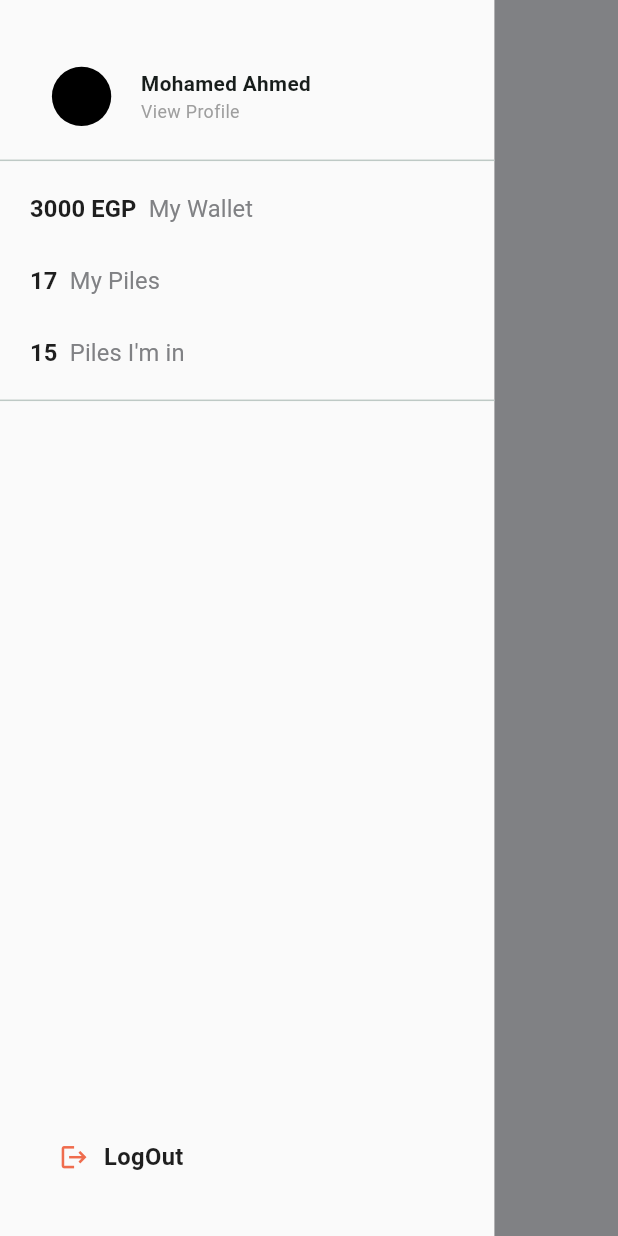
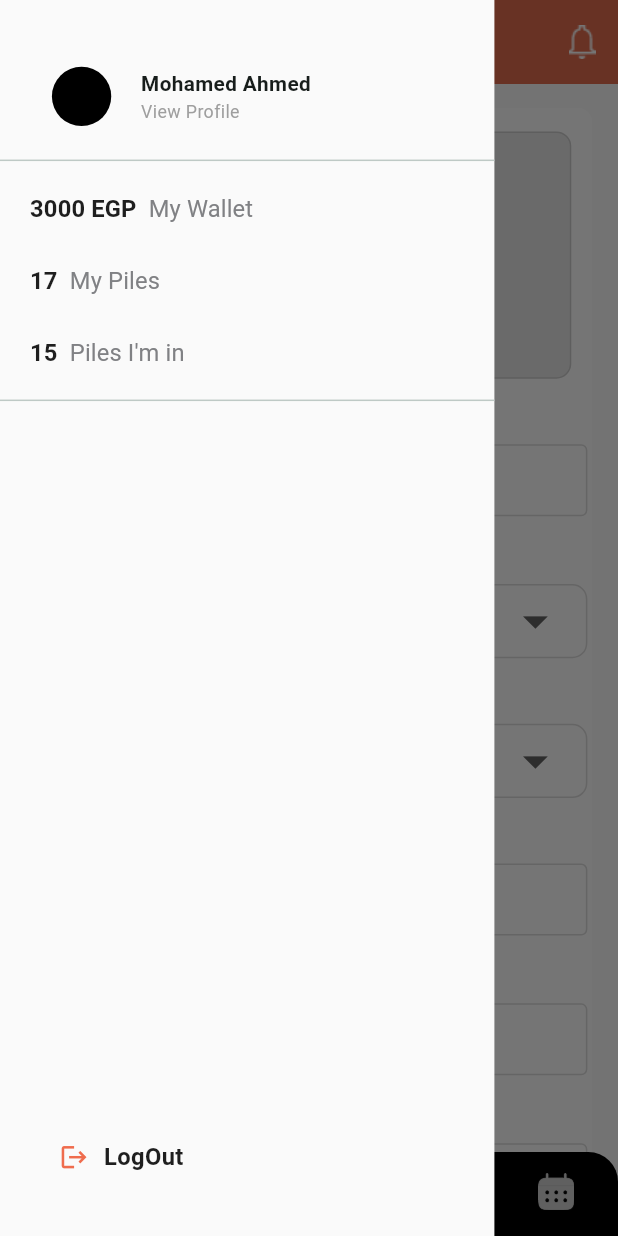
Before and after one commit to Hussein2077/pile_up, a Flutter app: the MainScreen screen opened by its route, item 3 of the bottom bar chosen, with the side drawer open, on a phone screen of 412 x 824 dp. Run offline on Flutter 3.47's test engine with Material 3 defaults, Android fonts, the light colour scheme and no system bars; drawn by our look-alikes of dropdown_button2, flutter_animate, persistent_bottom_nav_bar; our stand-ins replace carousel_slider, dartz, dio, easy_localization, equatable, flutter_bloc and 6 more; missing offline and left inert: animated_float_action_button; accounts and stored records are empty.

Commit message:
Make background of drawer, transparent

```diff
--- /dev/null
+++ b/devtools_options.yaml
@@ -0,0 +1 @@
+extensions:
--- a/lib/core/resource_manager/string_manager.dart
+++ b/lib/core/resource_manager/string_manager.dart
@@ -25,7 +25,7 @@ class StringManager {
   static const String skip = "Skip";
   static const String start = "Start";
   static const String myPiles = "My Piles";
-  static const String ourMerchant = "Our Merchant";
+  static const String ourMerchant = "Our Merchants";
   static const String viewAll = "View all";
   static const String collected = "Collected: ";
   static const String collectedFrom = "Collected from ";
--- a/lib/features/main_screen.dart
+++ b/lib/features/main_screen.dart
@@ -1,4 +1,3 @@
-import 'package:flutter/cupertino.dart';
 import 'package:flutter/material.dart';
 import 'package:pile_up/core/resource_manager/asset_path.dart';
 import 'package:pile_up/core/resource_manager/colors.dart';
@@ -24,25 +23,11 @@ class _MainScreenState extends State<MainScreen> {
 
   List<Widget> _buildScreens() {
     return [
-      HomeScreen(),
-      MyPiles(),
-      CreatePileScreen(),
-      PileIAmIn(),
-      CalenderScreen(),
-      //   HomeScreen(
-      //     onPressedJob: (){
-      //     MainScreen.mainIndex=2;
-      // Navigator.pushNamed(context, Routes.main);
-      //   },
-      //   onPressedIntern: (){
-      //     MainScreen.mainIndex=1;
-      //     Navigator.pushNamed(context, Routes.main);
-      //   },
-      //   ),
-      //  InternshipScreen(),
-      //  JobsScreen(),
-      //  HomeScreen(),
-      //  HomeScreen(),
+      const HomeScreen(),
+      const MyPiles(),
+      const CreatePileScreen(),
+      const PileIAmIn(),
+      const CalenderScreen(),
     ];
   }
 
@@ -119,7 +104,6 @@ class _MainScreenState extends State<MainScreen> {
             return const HomeDrawer();
           }
       ),
-      drawerScrimColor:AppColors.greyColor,
       body: PersistentTabView(
         context,
         controller: _controller,
```
Also changed, not shown: lib/features/home/presentation/home_screen.dart (+2 -7 lines).
